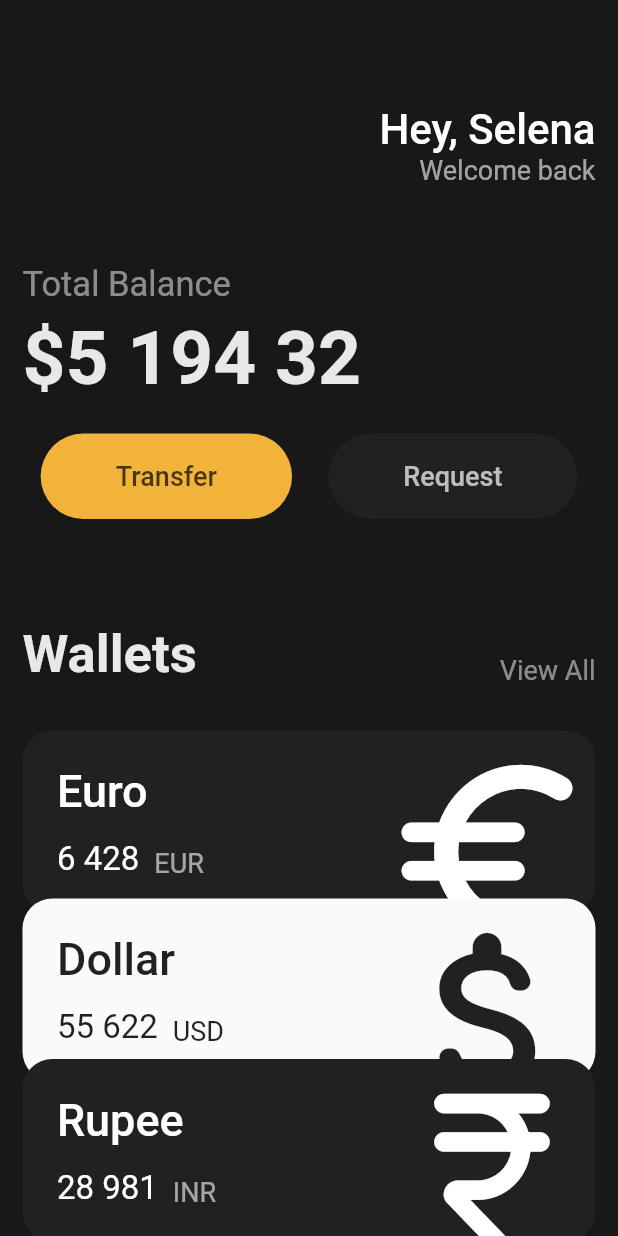
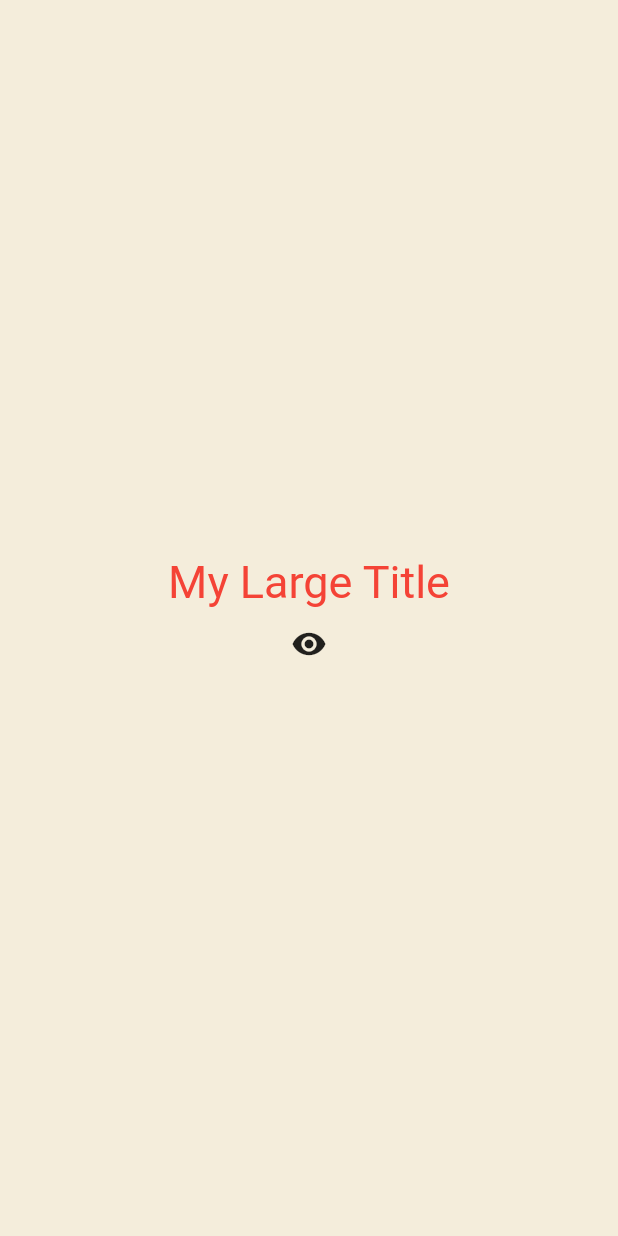
Before and after one commit to ggamsi0418/flutter-for-beginners, a Flutter app: the screen it shows after launch, on a phone screen of 412 x 824 dp. Run offline on Flutter 3.47's test engine with Material 2 defaults, Android fonts, the phone set to English and light mode, and no system bars.

Commit message:
#4 Stateful Widgets

```diff
--- a/lib/main.dart
+++ b/lib/main.dart
@@ -1,148 +1,88 @@
 import 'package:flutter/material.dart';
-import 'package:flutter_for_beginners/widgets/button.dart';
-import 'package:flutter_for_beginners/widgets/currencry_card.dart';
 
 void main() {
   runApp(App());
 }
 
-class App extends StatelessWidget {
+class App extends StatefulWidget {
+  @override
+  State<App> createState() => _AppState();
+}
+
+class _AppState extends State<App> {
+  bool showTitle = true;
+
+  void toggleTitle() {
+    setState(() {
+      showTitle = !showTitle;
+    });
+  }
+
   @override
   Widget build(BuildContext context) {
     return MaterialApp(
+      theme: ThemeData(
+        textTheme: const TextTheme(
+          titleLarge: TextStyle(
+            color: Colors.red,
+          ),
+        ),
+      ),
       home: Scaffold(
-        backgroundColor: const Color(0xFF181818),
-        body: SingleChildScrollView(
-          child: Padding(
-            padding: const EdgeInsets.symmetric(
-              vertical: 10,
-              horizontal: 15,
-            ),
-            child: Column(
-              crossAxisAlignment: CrossAxisAlignment.start,
-              children: [
-                const SizedBox(
-                  height: 60,
+        backgroundColor: const Color(0xFFF4EDDB),
+        body: Center(
+          child: Column(
+            mainAxisAlignment: MainAxisAlignment.center,
+            children: [
+              showTitle ? const MyLargeTitle() : const Text("Nothig"),
+              IconButton(
+                onPressed: toggleTitle,
+                icon: const Icon(
+                  Icons.remove_red_eye,
                 ),
-                Row(
-                  mainAxisAlignment: MainAxisAlignment.end,
-                  children: [
-                    Column(
-                      crossAxisAlignment: CrossAxisAlignment.end,
-                      children: [
-                        const Text(
-                          'Hey, Selena',
-                          style: TextStyle(
-                            color: Colors.white,
-                            fontSize: 28,
-                            fontWeight: FontWeight.w500,
-                          ),
-                        ),
-                        Text(
-                          'Welcome back',
-                          style: TextStyle(
-                            color: Colors.white.withOpacity(0.6),
-                            fontSize: 18,
-                          ),
-                        ),
-                      ],
-                    )
-                  ],
-                ),
-                const SizedBox(
-                  height: 52,
-                ),
-                Text(
-                  'Total Balance',
-                  style: TextStyle(
-                    fontSize: 23,
-                    color: Colors.white.withOpacity(0.5),
-                  ),
-                ),
-                const SizedBox(
-                  height: 7,
-                ),
-                Text(
-                  '\$5 194 32',
-                  style: TextStyle(
-                    fontSize: 50,
-                    fontWeight: FontWeight.w600,
-                    color: Colors.white.withOpacity(0.9),
-                  ),
-                ),
-                const SizedBox(
-                  height: 20,
-                ),
-                Row(
-                  mainAxisAlignment: MainAxisAlignment.spaceAround,
-                  children: const [
-                    Button(
-                      text: 'Transfer',
-                      bgColor: Color(0xFFF2B33A),
-                      textColor: Colors.black,
-                    ),
-                    Button(
-                      text: 'Request',
-                      bgColor: Color(0xFF1F2123),
-                      textColor: Colors.white,
-                    )
-                  ],
-                ),
-                const SizedBox(
-                  height: 70,
-                ),
-                Row(
-                  mainAxisAlignment: MainAxisAlignment.spaceBetween,
-                  crossAxisAlignment: CrossAxisAlignment.end,
-                  children: [
-                    Text(
-                      "Wallets",
-                      style: TextStyle(
-                        fontSize: 35,
-                        fontWeight: FontWeight.w600,
-                        color: Colors.white.withOpacity(0.9),
-                      ),
-                    ),
-                    Text(
-                      "View All",
-                      style: TextStyle(
-                        fontSize: 18,
-                        color: Colors.white.withOpacity(0.5),
-                      ),
-                    ),
-                  ],
-                ),
-                const SizedBox(
-                  height: 30,
-                ),
-                const CurrencyCard(
-                  name: 'Euro',
-                  code: 'EUR',
-                  amount: '6 428',
-                  icon: Icons.euro_rounded,
-                  isInverted: false,
-                ),
-                const CurrencyCard(
-                  name: 'Dollar',
-                  code: 'USD',
-                  amount: '55 622',
-                  icon: Icons.attach_money_rounded,
-                  isInverted: true,
-                  yPosition: -10,
-                ),
-                const CurrencyCard(
-                  name: 'Rupee',
-                  code: 'INR',
-                  amount: '28 981',
-                  icon: Icons.currency_rupee_rounded,
-                  isInverted: false,
-                  yPosition: -25,
-                )
-              ],
-            ),
+              )
+            ],
           ),
         ),
       ),
     );
   }
 }
+
+class MyLargeTitle extends StatefulWidget {
+  const MyLargeTitle({
+    Key? key,
+  }) : super(key: key);
+
+  @override
+  State<MyLargeTitle> createState() => _MyLargeTitleState();
+}
+
+class _MyLargeTitleState extends State<MyLargeTitle> {
+  @override
+  void initState() {
+    super.initState();
+
+    print("initState!!");
+  }
+
+  @override
+  void dispose() {
+    super.dispose();
+
+    print("dispose!!");
+  }
+
+  @override
+  Widget build(BuildContext context) {
+    print("build!!");
+
+    return Text(
+      'My Large Title',
+      style: TextStyle(
+        fontSize: 30,
+        color: Theme.of(context).textTheme.titleLarge?.color,
+      ),
+    );
+  }
+}
--- a/lib/widgets/button.dart
+++ /dev/null
@@ -1,37 +0,0 @@
-import 'package:flutter/material.dart';
-
-class Button extends StatelessWidget {
-  final String text;
-  final Color bgColor;
-  final Color textColor;
-
-  const Button(
-      {super.key,
-      required this.text,
-      required this.bgColor,
-      required this.textColor});
-
-  @override
-  Widget build(BuildContext context) {
-    return Container(
-      decoration: BoxDecoration(
-        borderRadius: BorderRadius.circular(45),
-        color: bgColor,
-      ),
-      child: Padding(
-        padding: const EdgeInsets.symmetric(
-          vertical: 18,
-          horizontal: 50,
-        ),
-        child: Text(
-          text,
-          style: TextStyle(
-            fontWeight: FontWeight.w500,
-            color: textColor.withOpacity(0.7),
-            fontSize: 18,
-          ),
-        ),
-      ),
-    );
-  }
-}
--- a/lib/widgets/currencry_card.dart
+++ /dev/null
@@ -1,93 +0,0 @@
-import 'package:flutter/material.dart';
-
-class CurrencyCard extends StatelessWidget {
-  final String name, code, amount;
-  final IconData icon;
-  final bool isInverted;
-  final double yPosition;
-
-  final _blackColor = const Color(0xFF1F2123);
-
-  const CurrencyCard({
-    super.key,
-    required this.name,
-    required this.code,
-    required this.amount,
-    required this.icon,
-    required this.isInverted,
-    this.yPosition = 0,
-  });
-
-  @override
-  Widget build(BuildContext context) {
-    return Transform.translate(
-      offset: Offset(0, yPosition),
-      child: Container(
-        clipBehavior: Clip.hardEdge,
-        decoration: BoxDecoration(
-          color: isInverted ? const Color(0xFFFAFAFA) : _blackColor,
-          borderRadius: BorderRadius.circular(20),
-        ),
-        child: Padding(
-          padding: const EdgeInsets.all(23),
-          child: Row(
-            mainAxisAlignment: MainAxisAlignment.spaceBetween,
-            children: [
-              Column(
-                crossAxisAlignment: CrossAxisAlignment.start,
-                children: [
-                  Text(
-                    name,
-                    style: TextStyle(
-                      color: isInverted ? _blackColor : Colors.white,
-                      fontSize: 30,
-                      fontWeight: FontWeight.w500,
-                    ),
-                  ),
-                  const SizedBox(
-                    height: 15,
-                  ),
-                  Row(
-                    crossAxisAlignment: CrossAxisAlignment.end,
-                    children: [
-                      Text(
-                        amount,
-                        style: TextStyle(
-                          color: isInverted ? _blackColor : Colors.white,
-                          fontSize: 22,
-                        ),
-                      ),
-                      const SizedBox(
-                        width: 10,
-                      ),
-                      Text(
-                        code,
-                        style: TextStyle(
-                          color: isInverted
-                              ? _blackColor
-                              : Colors.white.withOpacity(0.6),
-                          fontSize: 18,
-                        ),
-                      ),
-                    ],
-                  ),
-                ],
-              ),
-              Transform.scale(
-                scale: 2.2,
-                child: Transform.translate(
-                  offset: const Offset(-5, 9),
-                  child: Icon(
-                    icon,
-                    color: isInverted ? _blackColor : Colors.white,
-                    size: 70,
-                  ),
-                ),
-              ),
-            ],
-          ),
-        ),
-      ),
-    );
-  }
-}
```
